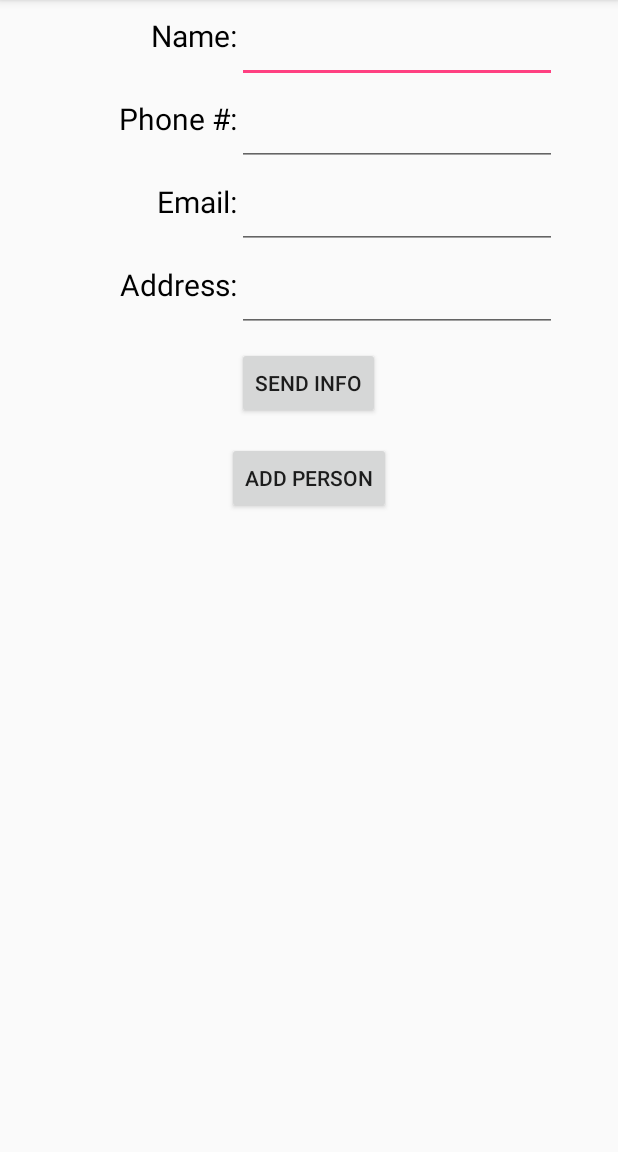
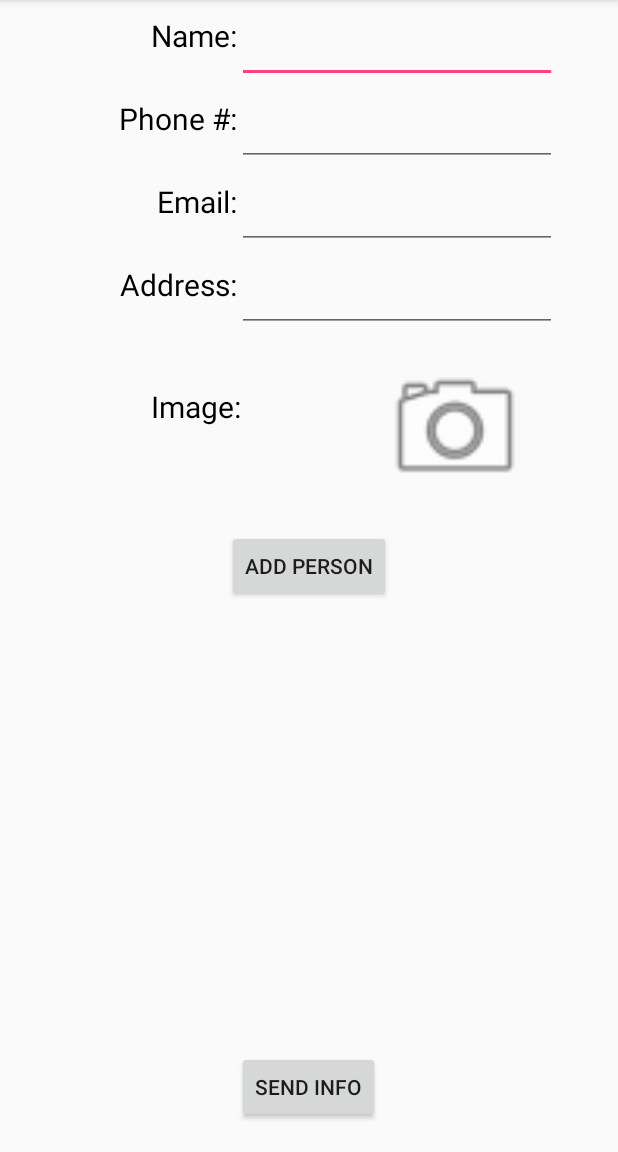
Before and after one commit to SahilModi/Android, an Android app: the screen it shows after launch (MainActivity), after a tap on "ADD PERSON", on a phone screen of 412 x 824 dp, the part 84-1236 px from its top. Run offline under Robolectric (Android 15) with nearby library versions, the phone set to English and light mode, and no system bars.

Commit message:
11/8/2017

```diff
--- a/CS196Hackerspace/app/build.gradle
+++ b/CS196Hackerspace/app/build.gradle
@@ -2,7 +2,7 @@ apply plugin: 'com.android.application'
 
 android {
     compileSdkVersion 25
-    buildToolsVersion "25.0.3"
+    buildToolsVersion '26.0.2'
     defaultConfig {
         applicationId "com.smapps.cs196hackerspace"
         minSdkVersion 19
--- a/CS196Hackerspace/app/src/main/AndroidManifest.xml
+++ b/CS196Hackerspace/app/src/main/AndroidManifest.xml
@@ -1,6 +1,11 @@
 <?xml version="1.0" encoding="utf-8"?>
 <manifest xmlns:android="http://schemas.android.com/apk/res/android"
     package="com.smapps.cs196hackerspace">
+
+    <uses-feature android:name="android.hardware.camera"/>
+    <uses-permission android:name="android.permission.CAMERA"/>
+    <uses-permission android:name="android.permission.WRITE_EXTERNAL_STORAGE"/>
+    <uses-permission android:name="android.permission.READ_EXTERNAL_STORAGE"/>
 
     <application
         android:allowBackup="true"
--- a/CS196Hackerspace/app/src/main/java/com/smapps/cs196hackerspace/MainActivity.java
+++ b/CS196Hackerspace/app/src/main/java/com/smapps/cs196hackerspace/MainActivity.java
@@ -1,17 +1,24 @@
 package com.smapps.cs196hackerspace;
 
+import android.Manifest;
 import android.content.Intent;
+import android.content.pm.PackageManager;
+import android.graphics.Bitmap;
+import android.graphics.BitmapFactory;
+import android.media.Image;
+import android.net.Uri;
+import android.provider.MediaStore;
+import android.support.v4.app.ActivityCompat;
+import android.support.v4.content.ContextCompat;
 import android.support.v7.app.AppCompatActivity;
 import android.os.Bundle;
 import android.view.View;
 import android.widget.Button;
-import android.widget.CheckBox;
-import android.widget.CompoundButton;
 import android.widget.EditText;
-import android.widget.Switch;
-import android.widget.TextView;
+import android.widget.ImageView;
 import android.widget.Toast;
 
+import java.io.FileNotFoundException;
 import java.util.ArrayList;
 
 public class MainActivity extends AppCompatActivity {
@@ -19,6 +26,10 @@ public class MainActivity extends AppCompatActivity {
     //Key value to pass onto the new activity
     //Global declaration allows MainActivity.EXTRA_EXTRA_STRING call
     public static final String PEOPLE = "PEOPLE";
+    static final int REQUEST_IMAGE_CAPTURE = 1; //identify camera intent
+    static final int REQUEST_GALLERY_ACCESS = 2; //identify gallery intent
+    public static Bitmap cameraImage; //current image
+    private ImageView myImageView;
 
     @Override
     protected void onCreate(Bundle savedInstanceState) {
@@ -59,18 +70,48 @@ public class MainActivity extends AppCompatActivity {
                 String phone = phoneET.getText().toString();
                 String email = emailET.getText().toString();
                 String address = addressET.getText().toString();
-                Person newPerson = new Person(name, phone, email, address);
+                Person newPerson = new Person(name, phone, email, address, cameraImage);
                 people.add(newPerson);
 
                 nameET.setText("");
                 phoneET.setText("");
                 emailET.setText("");
                 addressET.setText("");
+                myImageView.setImageResource(android.R.drawable.ic_menu_camera);
 
                 Toast.makeText(MainActivity.this, "New Person added.", Toast.LENGTH_SHORT).show();
 
             }
         });
+
+        /* CAMERA STUFF RIGHT HERE */
+        myImageView = (ImageView) findViewById(R.id.cameraImageView);
+
+        checkPermissions(); //checks permissions
+
+        myImageView.setOnClickListener(new View.OnClickListener() {
+            @Override
+            public void onClick(View v) {
+                Intent cameraIntent = new Intent(MediaStore.ACTION_IMAGE_CAPTURE); //make camera intent
+                if(cameraIntent.resolveActivity(getPackageManager()) != null){ //makes sure camera is available
+                    startActivityForResult(cameraIntent, REQUEST_IMAGE_CAPTURE); //start camera
+                }
+            }
+        });
+
+        myImageView.setOnLongClickListener(new View.OnLongClickListener() {
+            @Override
+            public boolean onLongClick(View v) {
+                Intent galleryIntent = new Intent(Intent.ACTION_PICK, MediaStore.Images.Media.EXTERNAL_CONTENT_URI);
+                if(galleryIntent.resolveActivity(getPackageManager()) != null){
+                    startActivityForResult(galleryIntent, REQUEST_GALLERY_ACCESS); //start Gallery
+                }
+                return false; //if true then it ALSO TRIGGERS onClick();
+            }
+        });
+
+
+
     }
 
     @Override
@@ -82,4 +123,54 @@ public class MainActivity extends AppCompatActivity {
     protected void onDestroy() {
         super.onDestroy();
     }
+
+    @Override
+    protected void onActivityResult(int requestCode, int resultCode, Intent data) {
+        super.onActivityResult(requestCode, resultCode, data); //constructor
+
+        if(resultCode == RESULT_OK) {
+            switch (requestCode) {
+                case REQUEST_IMAGE_CAPTURE:
+                    Bundle extras = data.getExtras(); // get the image from camera activity
+                    cameraImage = (Bitmap) extras.get("data"); //used for putting image into Person object
+                    myImageView.setImageBitmap(cameraImage); // set image on main activity
+                    break;
+
+                case REQUEST_GALLERY_ACCESS:
+                    Uri imageUri = data.getData(); //get image from gallery
+                    Bitmap galleryImage;
+                    try{
+                        galleryImage = BitmapFactory.decodeStream(getContentResolver().openInputStream(imageUri));
+                        galleryImage = Bitmap.createScaledBitmap(galleryImage, 400, 300, false);
+                        myImageView.setImageBitmap(galleryImage);
+                        cameraImage = galleryImage;
+                    } catch (FileNotFoundException notFound){
+                            notFound.printStackTrace();
+                        Toast.makeText(this, "File not found.", Toast.LENGTH_SHORT).show();
+                    }
+                    break;
+
+                default:
+                    break;
+            }
+        }
+    }
+
+    private void checkPermissions(){
+        if(ContextCompat.checkSelfPermission(this, android.Manifest.permission.CAMERA)
+                != PackageManager.PERMISSION_GRANTED){
+            ActivityCompat.requestPermissions(this,
+                    new String[]{Manifest.permission.CAMERA}, 42);
+        }
+        if(ContextCompat.checkSelfPermission(this, Manifest.permission.READ_EXTERNAL_STORAGE)
+                != PackageManager.PERMISSION_GRANTED){
+            ActivityCompat.requestPermissions(this,
+                    new String[]{Manifest.permission.READ_EXTERNAL_STORAGE}, 43);
+        }
+        if(ContextCompat.checkSelfPermission(this, Manifest.permission.WRITE_EXTERNAL_STORAGE)
+                != PackageManager.PERMISSION_GRANTED){
+            ActivityCompat.requestPermissions(this,
+                    new String[]{Manifest.permission.WRITE_EXTERNAL_STORAGE}, 44);
+        }
+    }
 }
--- a/CS196Hackerspace/app/src/main/java/com/smapps/cs196hackerspace/MyAdapter.java
+++ b/CS196Hackerspace/app/src/main/java/com/smapps/cs196hackerspace/MyAdapter.java
@@ -1,11 +1,13 @@
 package com.smapps.cs196hackerspace;
 
 import android.content.Context;
+import android.media.Image;
 import android.util.Log;
 import android.view.LayoutInflater;
 import android.view.View;
 import android.view.ViewGroup;
 import android.widget.BaseAdapter;
+import android.widget.ImageView;
 import android.widget.TextView;
 
 import java.util.ArrayList;
@@ -45,12 +47,14 @@ public class MyAdapter extends BaseAdapter {
         TextView phone = (TextView) myView.findViewById(R.id.phoneText);
         TextView email = (TextView) myView.findViewById(R.id.emailText);
         TextView address = (TextView) myView.findViewById(R.id.addressText);
+        ImageView myImage = (ImageView) myView.findViewById(R.id.listItemImage);
 
         Person currentPerson = (Person) getItem(position);
         name.setText(currentPerson.getName());
         phone.setText(currentPerson.getPhone());
         email.setText(currentPerson.getEmail());
         address.setText(currentPerson.getAddress());
+        myImage.setImageBitmap(currentPerson.getImage());
 
         return myView;
     }
--- a/CS196Hackerspace/app/src/main/java/com/smapps/cs196hackerspace/Person.java
+++ b/CS196Hackerspace/app/src/main/java/com/smapps/cs196hackerspace/Person.java
@@ -1,5 +1,6 @@
 package com.smapps.cs196hackerspace;
 
+import android.graphics.Bitmap;
 import android.os.Parcel;
 import android.os.Parcelable;
 
@@ -9,17 +10,28 @@ import android.os.Parcelable;
 
 public class Person implements Parcelable {
     private String name, phone, email, address;
+    private Bitmap image;
     private static int ID = 0;
 
-    public Person(final String name, final String phone, final String email, final String address){
+    public Person(final String name, final String phone, final String email,
+                  final String address, final Bitmap image){
         this.name = name;
         this.phone = phone;
         this.email = email;
         this.address = address;
+        this.image = image;
         ID++;
     }
 
 
+
+    public Bitmap getImage() {
+        return image;
+    }
+
+    public void setImage(Bitmap image) {
+        this.image = image;
+    }
 
     public String getName() {
         return name;
@@ -57,6 +69,7 @@ public class Person implements Parcelable {
         return ID;
     }
 
+
     @Override
     public int describeContents() {
         return 0;
@@ -68,6 +81,7 @@ public class Person implements Parcelable {
         dest.writeString(this.phone);
         dest.writeString(this.email);
         dest.writeString(this.address);
+        dest.writeParcelable(this.image, flags);
     }
 
     protected Person(Parcel in) {
@@ -75,9 +89,10 @@ public class Person implements Parcelable {
         this.phone = in.readString();
         this.email = in.readString();
         this.address = in.readString();
+        this.image = in.readParcelable(Bitmap.class.getClassLoader());
     }
 
-    public static final Parcelable.Creator<Person> CREATOR = new Parcelable.Creator<Person>() {
+    public static final Creator<Person> CREATOR = new Creator<Person>() {
         @Override
         public Person createFromParcel(Parcel source) {
             return new Person(source);
--- a/CS196Hackerspace/app/src/main/res/layout/activity_main.xml
+++ b/CS196Hackerspace/app/src/main/res/layout/activity_main.xml
@@ -1,5 +1,6 @@
 <?xml version="1.0" encoding="utf-8"?>
 <RelativeLayout xmlns:android="http://schemas.android.com/apk/res/android"
+    xmlns:app="http://schemas.android.com/apk/res-auto"
     android:layout_width="match_parent"
     android:layout_height="match_parent">
 
@@ -23,7 +24,8 @@
         android:labelFor="@+id/name"
         android:text="@string/nameText"
         android:textColor="@color/defaultBlack"
-        android:textSize="20sp" />
+        android:textSize="20sp"
+        android:id="@+id/textView2" />
 
     <EditText
         android:id="@+id/phoneN"
@@ -86,25 +88,47 @@
         android:labelFor="@+id/address"
         android:text="@string/addressText"
         android:textColor="@color/defaultBlack"
-        android:textSize="20sp" />
+        android:textSize="20sp"
+        android:id="@+id/textView" />
 
     <Button
         android:id="@+id/button"
         android:layout_width="wrap_content"
         android:layout_height="wrap_content"
-        android:layout_below="@+id/address"
+        android:layout_alignParentBottom="true"
         android:layout_centerHorizontal="true"
-        android:layout_marginTop="10dp"
+        android:layout_marginBottom="19dp"
         android:text="@string/button_main" />
 
     <Button
         android:id="@+id/addButton"
         android:layout_width="wrap_content"
         android:layout_height="wrap_content"
-        android:layout_centerInParent="true"
-        android:layout_below="@+id/button"
-        android:layout_marginTop="15dp"
+
+        android:layout_below="@+id/cameraImageView"
+        android:layout_centerHorizontal="true"
+        android:layout_marginTop="18dp"
         android:text="Add Person" />
+
+    <ImageView
+        android:id="@+id/cameraImageView"
+        android:layout_width="100dp"
+        android:layout_height="100dp"
+        android:layout_below="@+id/address"
+        android:layout_marginTop="14dp"
+        android:layout_toEndOf="@+id/button"
+        app:srcCompat="@android:drawable/ic_menu_camera" />
+
+    <TextView
+        android:labelFor="@+id/cameraImageView"
+        android:layout_width="wrap_content"
+        android:layout_height="wrap_content"
+        android:layout_alignStart="@+id/textView2"
+        android:textColor="@color/defaultBlack"
+        android:textSize="20sp"
+        android:layout_below="@+id/address"
+        android:layout_marginTop="36dp"
+        android:text="Image:" />
 
 
 </RelativeLayout>
--- a/CS196Hackerspace/build.gradle
+++ b/CS196Hackerspace/build.gradle
@@ -5,7 +5,7 @@ buildscript {
         jcenter()
     }
     dependencies {
-        classpath 'com.android.tools.build:gradle:2.3.3'
+        classpath 'com.android.tools.build:gradle:3.0.0'
 
         // NOTE: Do not place your application dependencies here; they belong
         // in the individual module build.gradle files
```
Also changed, not shown: CS196Hackerspace/app/src/main/res/layout/list_item.xml (+10 -0 lines), CS196Hackerspace/gradle/wrapper/gradle-wrapper.properties.
